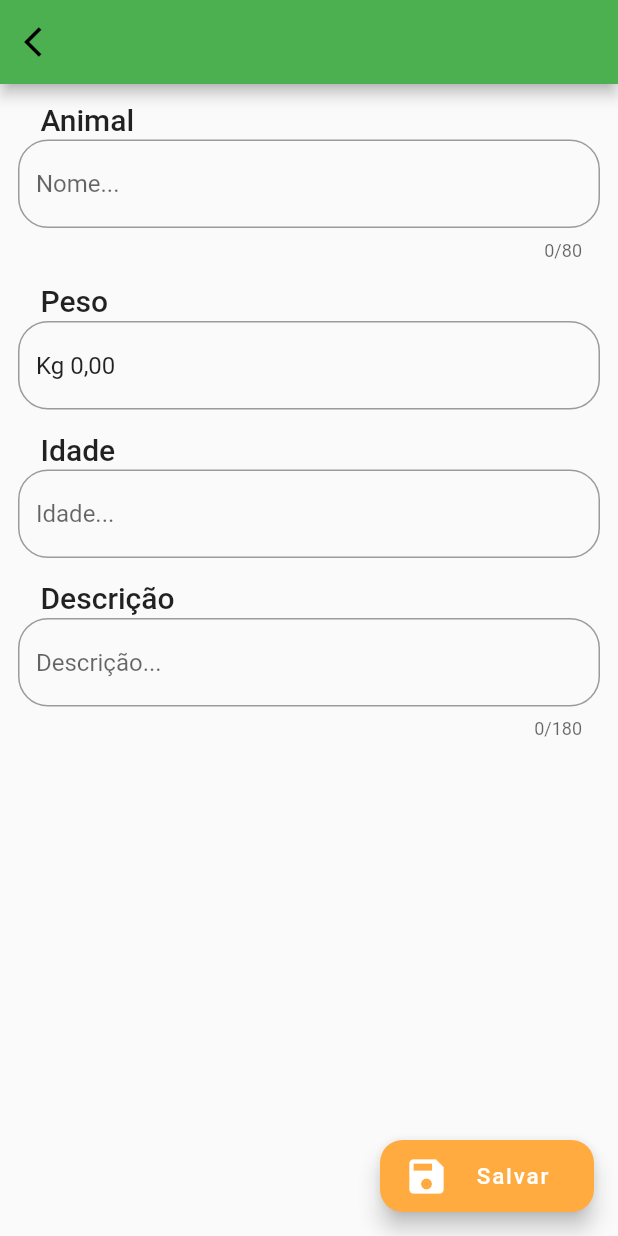
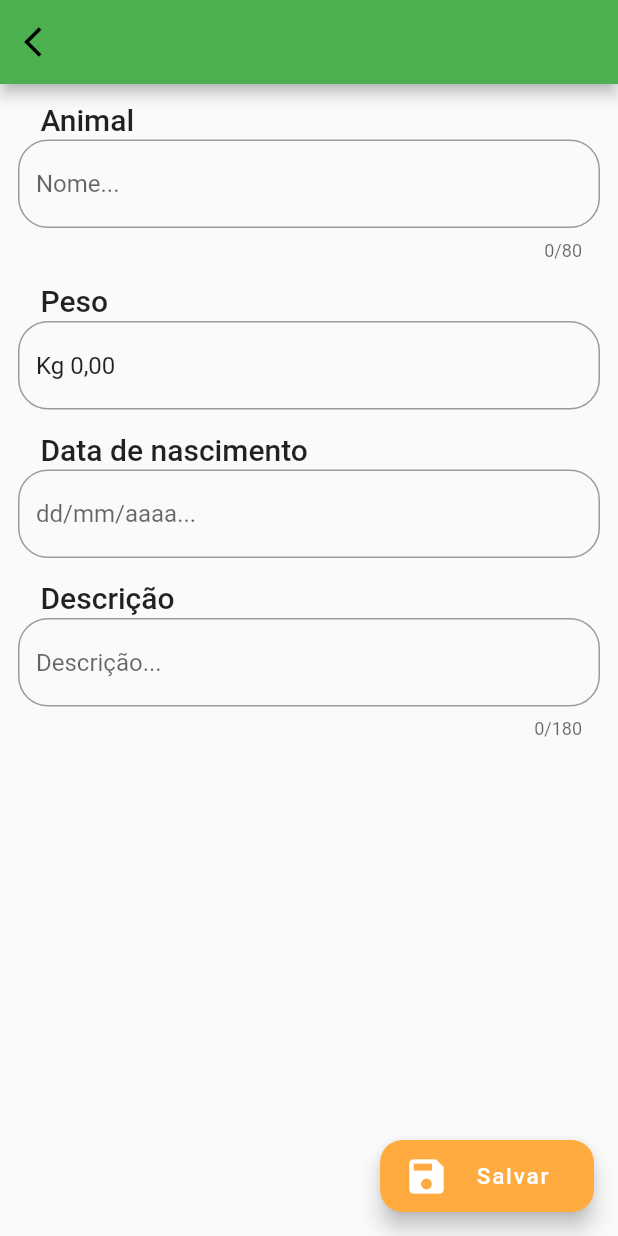
Before and after one commit to brenobccc/sgaapp, a Flutter app: the AddAnimal screen opened directly, on a phone screen of 412 x 824 dp. Run offline on Flutter 3.47's test engine with Material 2 defaults, Android fonts, the phone set to English and light mode, and no system bars; our stand-ins replace cloud_firestore, firebase_auth, floor, flutter_masked_text, get_it, sqflite; accounts and stored records are empty; generated files the repository leaves out were written again.

Commit message:
controlle de animais

```diff
--- a/lib/modules/animal_controller/page/add_animal.dart
+++ b/lib/modules/animal_controller/page/add_animal.dart
@@ -4,9 +4,9 @@ import 'package:flutter/services.dart';
 import 'package:flutter_masked_text/flutter_masked_text.dart';
 import 'package:get_it/get_it.dart';
 import 'package:sgaapp/db/database.dart';
-
 import 'package:sgaapp/entitys/todo_entity.dart';
-import 'package:sgaapp/modules/animal_controller/page/components/text_field_animal_controller_widget.dart';
+import '../components/text_field_animal_controller_widget.dart';
+import '../utils/my_text_format_data.dart';
 
 class AddAnimal extends StatefulWidget {
   AddAnimal({Key key, this.todo}) : super(key: key);
@@ -115,14 +115,15 @@ class _AddAnimalState extends State<AddAnimal> {
             ),
             MyTextFieldAnimalControllerWidget(
               showLength: false,
-              maxLength: 3,
-              errorText: verifyTextFieldFun(_idadeController),
+              maxLength: 10,
               controller: _idadeController,
-              hintText: 'Idade...',
-              title: 'Idade',
+              hintText: 'dd/mm/aaaa...',
+              title: 'Data de nascimento',
               keyboardType: TextInputType.number,
+              // onChanged: formatDataNasc,
               inputFormatters: [
                 WhitelistingTextInputFormatter.digitsOnly,
+                MyTextInputFormatterData(),
               ],
             ),
             SizedBox(
@@ -151,9 +152,20 @@ class _AddAnimalState extends State<AddAnimal> {
     return null;
   }
 
+  //De Data de nascimento para a class DateTime.
+  //Caso queira usar para algo.
+  //Por enquanto nao esta sendo usado
+  DateTime dataNascToDateTime(String data) {
+    var dataSplit = data.split('/');
+    var year = int.parse(dataSplit[2]);
+    var month = int.parse(dataSplit[1]);
+    var day = int.parse(dataSplit[0]);
+
+    return DateTime(year, month, day);
+  }
+
   void saveButtom() {
     if (_animalController.text.isNotEmpty &&
-        _idadeController.text.isNotEmpty &&
         _pesoController.text.isNotEmpty &&
         _pesoController.text != 'Kg 0,00') {
       var todo = TodoEntity(
@@ -205,3 +217,24 @@ class _AddAnimalState extends State<AddAnimal> {
     );
   }
 }
+
+// void formatDataNasc(String data) {
+//   if (data.length > 8) {
+//     return;
+//   }
+
+//   print('offset: ${_idadeController.value.selection.baseOffset}');
+//   print('extent: ${_idadeController.value.selection.extentOffset}');
+
+//   if (data.length > 2) {
+//     var list = data.split('');
+//     list.insert(2, '/');
+//     data = list.reduce((value, element) => value + element);
+//   }
+
+//   if (data.length > 5) {
+//     var list = data.split('');
+//     list.insert(5, '/');
+//     data = list.reduce((value, element) => value + element);
+//   }
+// }
--- a/lib/modules/animal_controller/page/animal_controller_page.dart
+++ b/lib/modules/animal_controller/page/animal_controller_page.dart
@@ -95,16 +95,14 @@ class _AnimalControllerPageState extends State<AnimalControllerPage> {
                             crossAxisAlignment: CrossAxisAlignment.start,
                             children: <Widget>[
                               Text(
-                                'idade: ${snapshot.data[index].idade} '
-                                '${double.parse(snapshot.data[index].idade) > 1 ? "anos" : "ano"}',
-                              ),
-                              Text(
-                                'peso: ${snapshot.data[index].peso.substring(2)} Kg',
-                              ),
+                                  'peso: ${snapshot.data[index].peso.substring(2)} Kg'),
+                              snapshot.data[index].idade.isNotEmpty
+                                  ? Text(
+                                      'Nascimento: ${snapshot.data[index].idade}')
+                                  : Container(),
                               snapshot.data[index].descricao.isNotEmpty
                                   ? Text(
-                                      'Descrição: ${snapshot.data[index].descricao}',
-                                    )
+                                      'Descrição: ${snapshot.data[index].descricao}')
                                   : Container(),
                             ],
                           ),
```
Also changed, not shown: lib/modules/animal_controller/utils/my_text_format_data.dart (added, +29 -0 lines), lib/modules/animal_controller/components/text_field_animal_controller_widget.dart (renamed from lib/modules/animal_controller/page/components/text_field_animal_controller_widget.dart).
